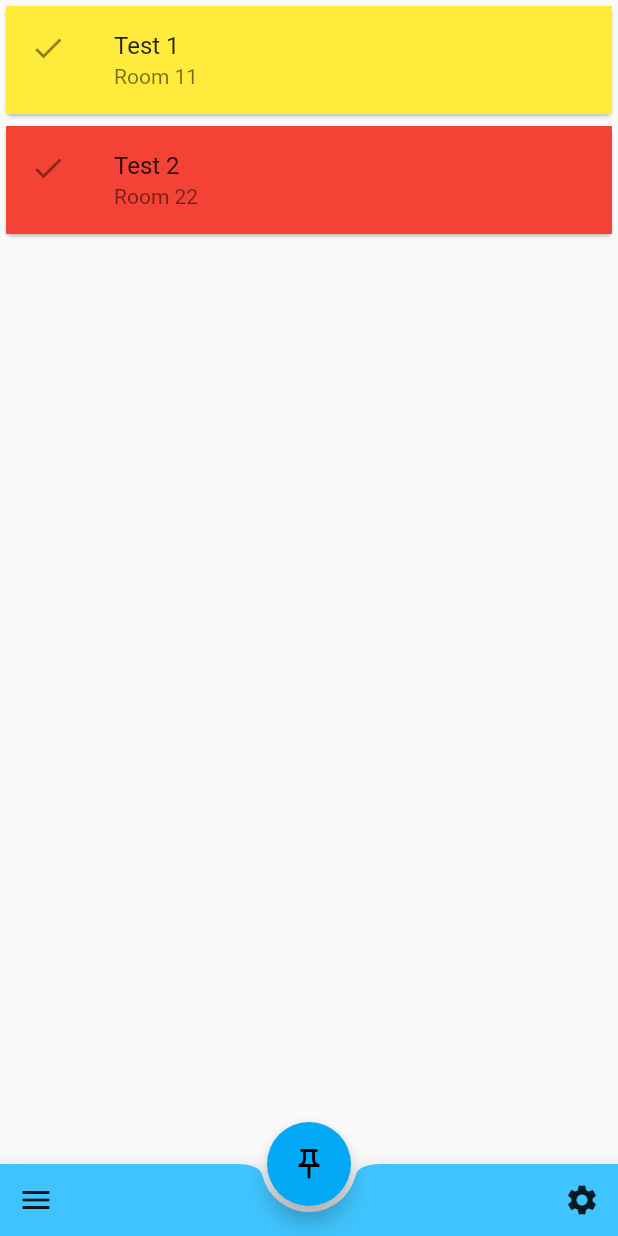
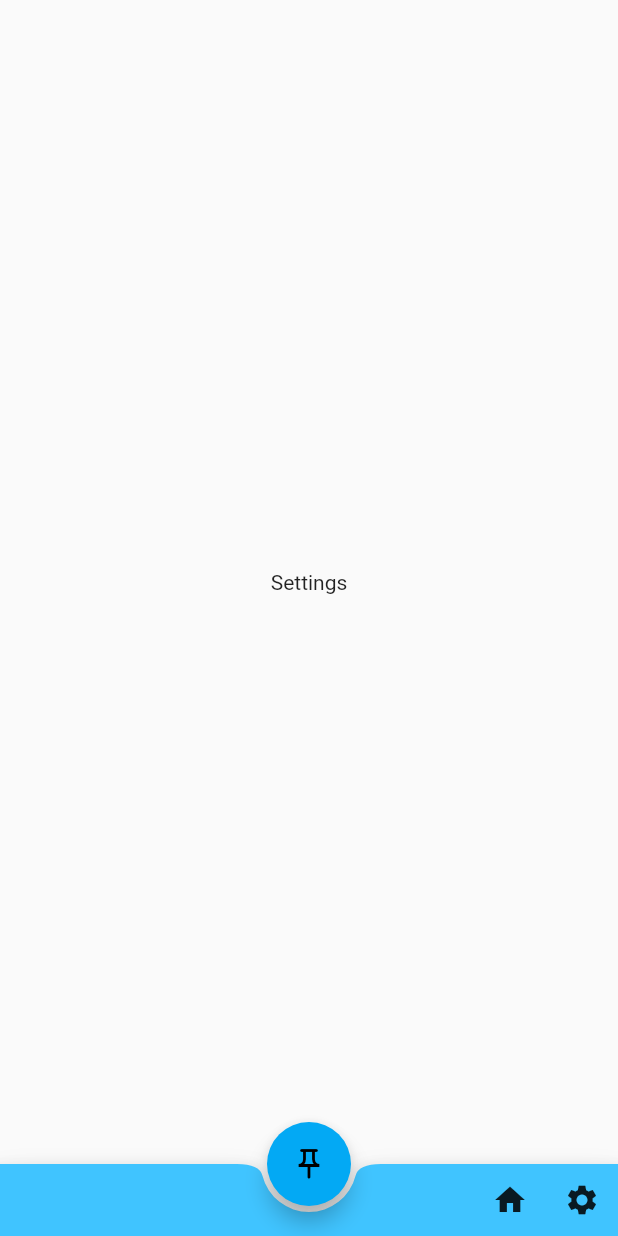
Before and after one commit to HexPandaa/ensipointing-app, a Flutter app: the screen it shows after launch, after a tap on the "settings" icon, on a phone screen of 412 x 824 dp. Run offline on Flutter 3.47's test engine with Material 2 defaults, Android fonts, the phone set to English and light mode, and no system bars.

Commit message:
Add settings page and navigation

```diff
--- a/lib/main.dart
+++ b/lib/main.dart
@@ -1,16 +1,15 @@
 import 'package:flutter/material.dart';
 import 'utils.dart';
 import 'courses.dart';
+import 'pages.dart';
 
 void main() {
-  // HttpOverrides.global = ProxyHttpOverrides();
   runApp(const MyApp());
 }
 
 class MyApp extends StatelessWidget {
   const MyApp({Key? key}) : super(key: key);
 
-  // This widget is the root of your application.
   @override
   Widget build(BuildContext context) {
     return MaterialApp(
@@ -19,46 +18,69 @@ class MyApp extends StatelessWidget {
         // This is the theme of your application.
         primarySwatch: Colors.lightBlue,
       ),
-      home: Scaffold(
-          body: HomePage(),
-          floatingActionButton: FloatingActionButton(
-            onPressed: () {
-              Courses.getCourses();
-            },
-            child: const Icon(Icons.push_pin_outlined),
-            tooltip: 'Point',
-          ),
-          floatingActionButtonLocation:
-              FloatingActionButtonLocation.centerDocked,
-          bottomNavigationBar: const BottomNavBar()),
+      home: const App(),
     );
   }
 }
 
-class HomePage extends StatelessWidget {
-  const HomePage({Key? key}) : super(key: key);
+/// Main application widget
+class App extends StatefulWidget {
+  const App({Key? key}) : super(key: key);
+
+  @override
+  _AppState createState() => _AppState();
+}
+
+class _AppState extends State<App> {
+  late PageController pageController;
+
+  @override
+  void initState() {
+    super.initState();
+    pageController = PageController(initialPage: 0);
+  }
+
+  void _changePage(int pageId) {
+    setState(() {
+      pageController.jumpToPage(pageId);
+    });
+  }
 
   @override
   Widget build(BuildContext context) {
-    return CoursesList(
-      courses: <Course>[
-        Course(
-            name: 'Test 1',
-            room: 'Room 11',
-            time: DateTime.now(),
-            state: CourseState.notYetPointed),
-        Course(
-            name: 'Test 2',
-            room: 'Room 22',
-            time: DateTime.now(),
-            state: CourseState.missed),
-      ],
-    );
+    return Scaffold(
+        body: PageView(
+          physics: const NeverScrollableScrollPhysics(),
+          controller: pageController,
+          children: <Widget>[
+            HomePage(
+              changePageCallback: _changePage,
+              pageId: 0,
+            ),
+            SettingsPage(
+              changePageCallback: _changePage,
+              pageId: 1,
+            )
+          ],
+        ),
+        floatingActionButton: FloatingActionButton(
+          onPressed: () {
+            var c = CoursesHTTPClient();
+            c.updateCourses();
+          },
+          child: const Icon(Icons.push_pin_outlined),
+          tooltip: 'Point',
+        ),
+        floatingActionButtonLocation: FloatingActionButtonLocation.centerDocked,
+        bottomNavigationBar: BottomNavBar(changePageCallback: _changePage));
   }
 }
 
 class BottomNavBar extends StatelessWidget {
-  const BottomNavBar({Key? key}) : super(key: key);
+  const BottomNavBar({required this.changePageCallback, Key? key})
+      : super(key: key);
+
+  final Function(int pageId) changePageCallback;
 
   @override
   Widget build(BuildContext context) {
@@ -67,16 +89,20 @@ class BottomNavBar extends StatelessWidget {
         color: Colors.lightBlueAccent,
         child: Row(
           children: <Widget>[
+            const Spacer(),
             IconButton(
-              tooltip: 'Open navigation menu',
-              icon: const Icon(Icons.menu),
-              onPressed: () {},
+              tooltip: 'Home',
+              icon: const Icon(Icons.home),
+              onPressed: () {
+                changePageCallback(0);
+              },
             ),
-            const Spacer(),
             IconButton(
               tooltip: 'Settings',
               icon: const Icon(Icons.settings),
-              onPressed: () {},
+              onPressed: () {
+                changePageCallback(1);
+              },
             )
           ],
         ));
--- /dev/null
+++ b/lib/pages.dart
@@ -0,0 +1,50 @@
+import 'package:flutter/material.dart';
+import 'courses.dart';
+
+
+class SettingsPage extends StatelessWidget {
+  const SettingsPage({
+    required this.changePageCallback,
+    required this.pageId,
+    Key? key
+  }) : super(key: key);
+
+  final Function(int pageId) changePageCallback;
+  final pageId;
+
+  @override
+  Widget build(BuildContext context) {
+    return const Center(
+        child: Text('Settings')
+    );
+  }
+}
+
+class HomePage extends StatelessWidget {
+  const HomePage({
+    required this.changePageCallback,
+    required this.pageId,
+    Key? key
+  }) : super(key: key);
+
+  final Function(int pageId) changePageCallback;
+  final pageId;
+
+  @override
+  Widget build(BuildContext context) {
+    return CoursesList(
+      courses: <Course>[
+        Course(
+            name: 'Test 1',
+            room: 'Room 11',
+            time: DateTime.now(),
+            state: CourseState.notYetPointed),
+        Course(
+            name: 'Test 2',
+            room: 'Room 22',
+            time: DateTime.now(),
+            state: CourseState.missed),
+      ],
+    );
+  }
+}
```
